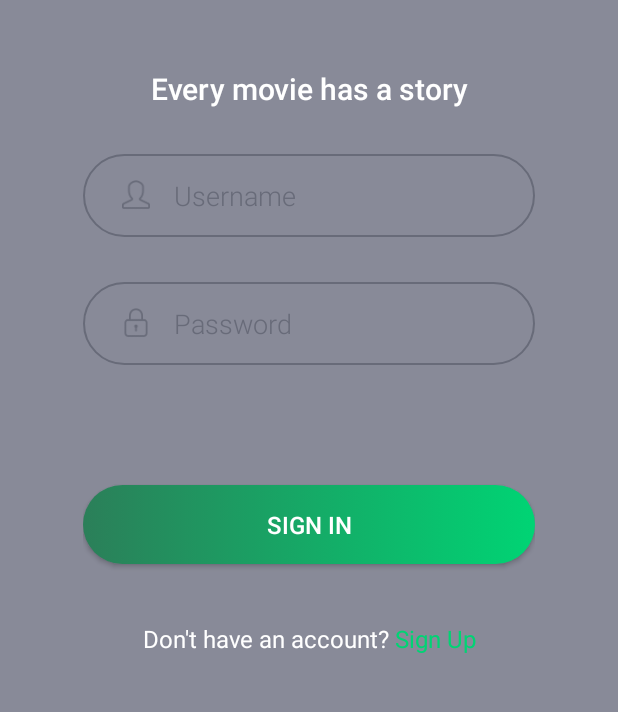
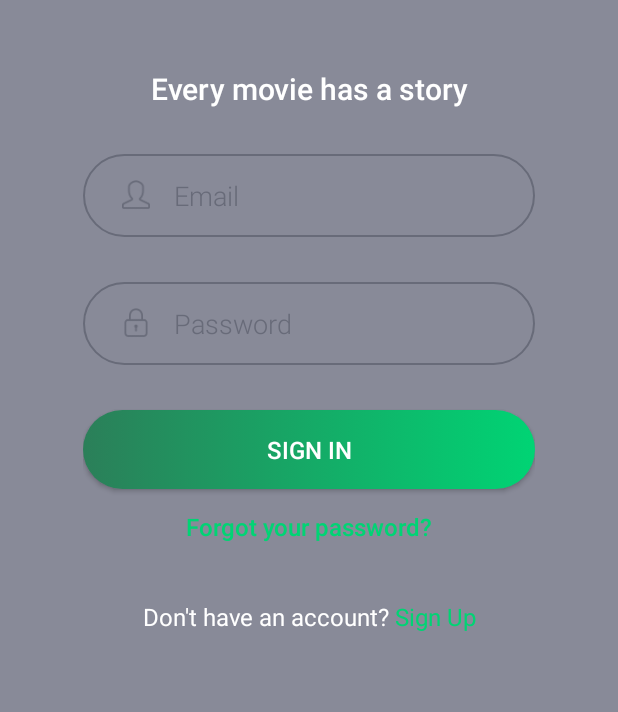
Before and after one commit to suada-haji/android-gravity-view, an Android app: the screen it shows after launch (MainActivity), on a phone screen of 412 x 824 dp, the part 309-1021 px from its top. Run offline under Robolectric (Android 15) with nearby library versions, the phone set to English and light mode, and no system bars; our stand-ins replace ButterKnife, Firebase (no records; nobody signed in at launch, a user with empty details on screens opened directly); libraries missing offline, so code that uses them is left out: co.gofynd.gravityview; 3 statements that could not run were skipped.

```diff
--- a/app/src/main/java/com/example/suadahaji/gravityview/fragments/SignInFragment.java
+++ b/app/src/main/java/com/example/suadahaji/gravityview/fragments/SignInFragment.java
@@ -2,18 +2,26 @@ package com.example.suadahaji.gravityview.fragments;
 
 import android.content.Intent;
 import android.os.Bundle;
+import android.support.annotation.NonNull;
 import android.support.annotation.Nullable;
 import android.support.v4.app.Fragment;
 import android.support.v4.app.FragmentManager;
 import android.text.Html;
+import android.text.TextUtils;
 import android.view.LayoutInflater;
 import android.view.View;
 import android.view.ViewGroup;
 import android.widget.Button;
 import android.widget.EditText;
+import android.widget.ProgressBar;
+import android.widget.Toast;
 
 import com.example.suadahaji.gravityview.views.MoviesListActivity;
 import com.example.suadahaji.gravityview.R;
+import com.google.android.gms.tasks.OnCompleteListener;
+import com.google.android.gms.tasks.Task;
+import com.google.firebase.auth.AuthResult;
+import com.google.firebase.auth.FirebaseAuth;
 
 import butterknife.BindView;
 import butterknife.ButterKnife;
@@ -24,15 +32,20 @@ import butterknife.ButterKnife;
 
 public class SignInFragment extends Fragment {
 
-    @BindView(R.id.username)
+    @BindView(R.id.email)
     EditText etEmail;
     @BindView(R.id.password)
     EditText etPassword;
+    @BindView(R.id.btn_reset_password)
+    Button btnResetPassword;
     @BindView(R.id.btn_sign_in)
     Button btnSignIn;
     @BindView(R.id.btn_sign_up)
     Button btnSignUp;
+    @BindView(R.id.progress)
+    ProgressBar progressBar;
 
+    FirebaseAuth auth;
 
 
     @Nullable
@@ -41,6 +54,14 @@ public class SignInFragment extends Fragment {
 
         View view = inflater.inflate(R.layout.sign_in_fragment, container, false);
         ButterKnife.bind(this, view);
+
+        // Get Firebase auth instance
+        auth = FirebaseAuth.getInstance();
+        if (auth.getCurrentUser() != null) {
+            startActivity(new Intent(getContext(), MoviesListActivity.class));
+            getActivity().finish();
+        }
+
         return view;
     }
 
@@ -48,15 +69,47 @@ public class SignInFragment extends Fragment {
     public void onViewCreated(View view, @Nullable Bundle savedInstanceState) {
         super.onViewCreated(view, savedInstanceState);
 
-         btnSignUp.setText(Html.fromHtml("<font color='white'>Don't have an account?</font>"
-        +"<font color = '#00D474'> Sign Up</font>"));
+        btnSignUp.setText(Html.fromHtml("<font color='white'>Don't have an account?</font>"
+                + "<font color = '#00D474'> Sign Up</font>"));
 
         btnSignIn.setOnClickListener(new View.OnClickListener() {
             @Override
             public void onClick(View v) {
-                Intent intent = new Intent(getContext(), MoviesListActivity.class);
-                startActivity(intent);
+                String email = etEmail.getText().toString();
+                final String password = etPassword.getText().toString();
+                /**/
 
+                if (TextUtils.isEmpty(email)) {
+                    Toast.makeText(getContext(), "Enter email address!", Toast.LENGTH_SHORT).show();
+                    return;
+                }
+
+                if (TextUtils.isEmpty(password)) {
+                    Toast.makeText(getContext(), "Enter password!", Toast.LENGTH_SHORT).show();
+                    return;
+                }
+
+                progressBar.setVisibility(View.VISIBLE);
+                auth.signInWithEmailAndPassword(email, password)
+                        .addOnCompleteListener(getActivity(), new OnCompleteListener<AuthResult>() {
+                            @Override
+                            public void onComplete(@NonNull Task<AuthResult> task) {
+                                progressBar.setVisibility(View.GONE);
+
+                                if (!task.isSuccessful()) {
+                                    // there was an error
+                                    if (password.length() < 6) {
+                                        etPassword.setError(getString(R.string.minimum_password));
+                                    } else {
+                                        Toast.makeText(getContext(), getString(R.string.auth_failed), Toast.LENGTH_LONG).show();
+                                    }
+                                } else {
+                                    Intent intent = new Intent(getContext(), MoviesListActivity.class);
+                                    startActivity(intent);
+                                    getActivity().finish();
+                                }
+                            }
+                        });
             }
         });
 
--- a/app/src/main/res/layout/sign_in_fragment.xml
+++ b/app/src/main/res/layout/sign_in_fragment.xml
@@ -1,9 +1,9 @@
 <?xml version="1.0" encoding="utf-8"?>
 <LinearLayout xmlns:android="http://schemas.android.com/apk/res/android"
-    android:orientation="vertical" android:layout_width="match_parent"
+    android:layout_width="match_parent"
     android:layout_height="wrap_content"
     android:layout_below="@id/logo_text"
-    >
+    android:orientation="vertical">
 
     <LinearLayout
         android:layout_width="match_parent"
@@ -18,22 +18,22 @@
         <ImageView
             android:layout_width="20dp"
             android:layout_height="20dp"
-            android:src="@drawable/username"
-            android:layout_gravity="center_vertical"/>
+            android:layout_gravity="center_vertical"
+            android:src="@drawable/username" />
 
         <EditText
-            android:id="@+id/username"
+            android:id="@+id/email"
             android:layout_width="wrap_content"
             android:layout_height="wrap_content"
             android:layout_marginLeft="15dp"
+            android:background="@android:color/transparent"
             android:fontFamily="sans-serif-light"
-            android:hint="Username"
+            android:hint="Email"
+            android:inputType="text"
+            android:maxLines="1"
+            android:textColor="@color/buttonColor"
             android:textColorHint="@color/buttonColor"
-            android:textColor="@color/buttonColor"
-            android:background="@android:color/transparent"
-            android:maxLines="1"
-            android:textSize="18sp"
-            android:inputType="text"/>
+            android:textSize="18sp" />
     </LinearLayout>
 
     <LinearLayout
@@ -50,29 +50,39 @@
         <ImageView
             android:layout_width="20dp"
             android:layout_height="20dp"
-            android:src="@drawable/password"
-            android:layout_gravity="center_vertical"/>
+            android:layout_gravity="center_vertical"
+            android:src="@drawable/password" />
 
         <EditText
             android:id="@+id/password"
             android:layout_width="wrap_content"
             android:layout_height="wrap_content"
             android:layout_marginLeft="15dp"
+            android:background="@android:color/transparent"
             android:fontFamily="sans-serif-light"
             android:hint="Password"
+            android:inputType="textPassword"
+            android:maxLines="1"
+            android:textColor="@color/buttonColor"
             android:textColorHint="@color/buttonColor"
-            android:textColor="@color/buttonColor"
-            android:background="@android:color/transparent"
-            android:maxLines="1"
-            android:textSize="18sp"
-            android:inputType="textPassword"/>
+            android:textSize="18sp" />
     </LinearLayout>
+
+    <ProgressBar
+        android:id="@+id/progress"
+        android:layout_width="wrap_content"
+        android:layout_height="wrap_content"
+        android:layout_gravity="center_horizontal"
+        android:paddingTop="5dp"
+        android:visibility="gone"
+
+        />
 
     <Button
         android:id="@+id/btn_sign_in"
         android:layout_width="match_parent"
         android:layout_height="wrap_content"
-        android:layout_marginTop="80dp"
+        android:layout_marginTop="30dp"
         android:background="@drawable/bg_btn"
         android:fontFamily="sans-serif-medium"
         android:minHeight="40dp"
@@ -84,16 +94,32 @@
         android:textSize="16sp" />
 
     <Button
+        android:id="@+id/btn_reset_password"
+        android:layout_width="match_parent"
+        android:layout_height="wrap_content"
+        android:layout_marginBottom="10dp"
+        android:layout_marginTop="5dp"
+        android:background="#01ffffff"
+        android:fontFamily="sans-serif-medium"
+        android:minHeight="40dp"
+        android:text="Forgot your password?"
+        android:textAllCaps="false"
+        android:textColor="#00D474"
+        android:textSize="16sp" />
+
+    <Button
         android:id="@+id/btn_sign_up"
         android:layout_width="match_parent"
         android:layout_height="wrap_content"
-        android:layout_marginTop="30dp"
+        android:layout_marginBottom="10dp"
+        android:layout_marginTop="10dp"
         android:background="#01ffffff"
         android:fontFamily="sans-serif"
         android:minHeight="40dp"
         android:text="Don't have an account? Sign Up"
         android:textAllCaps="false"
         android:textColor="@android:color/white"
-        android:textSize="16sp"
-        android:layout_marginBottom="10dp"/>
+        android:textSize="16sp" />
+
+
 </LinearLayout>
--- a/app/src/main/res/values/strings.xml
+++ b/app/src/main/res/values/strings.xml
@@ -1,4 +1,6 @@
 <resources>
     <string name="app_name">Gravity View</string>
     <string name="logo_text">Every movie has a story</string>
+    <string name="minimum_password">Password too short, enter minimum 6 characters</string>
+    <string name="auth_failed">Authentication failed, check your email and password or sign up</string>
 </resources>
```
